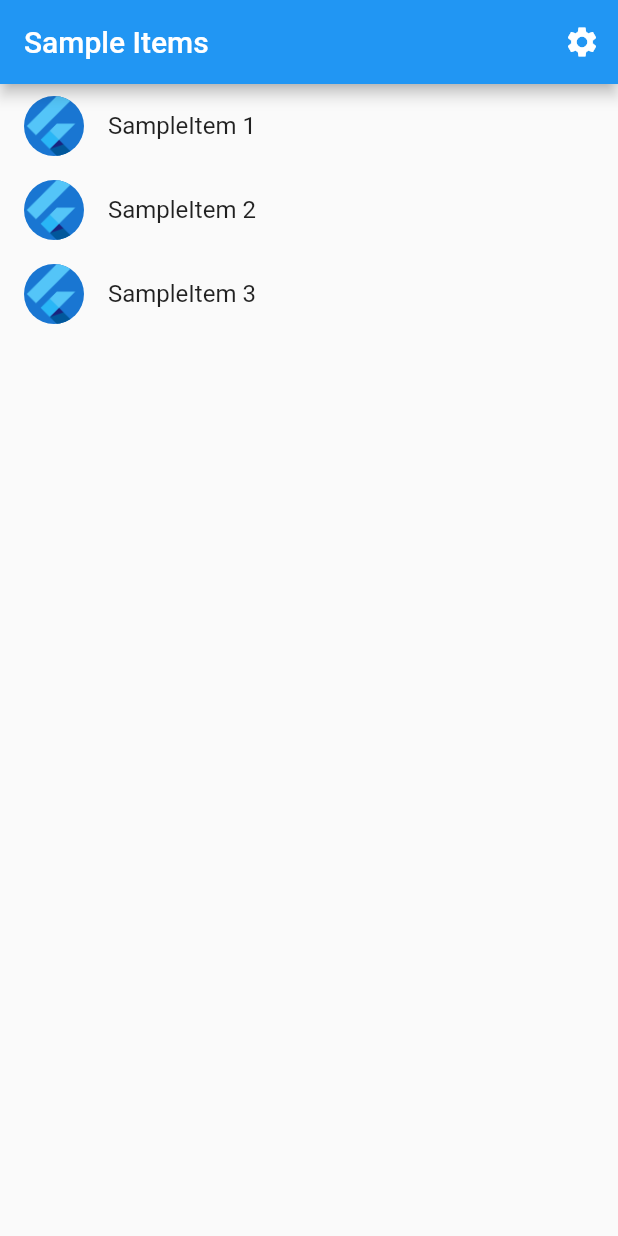
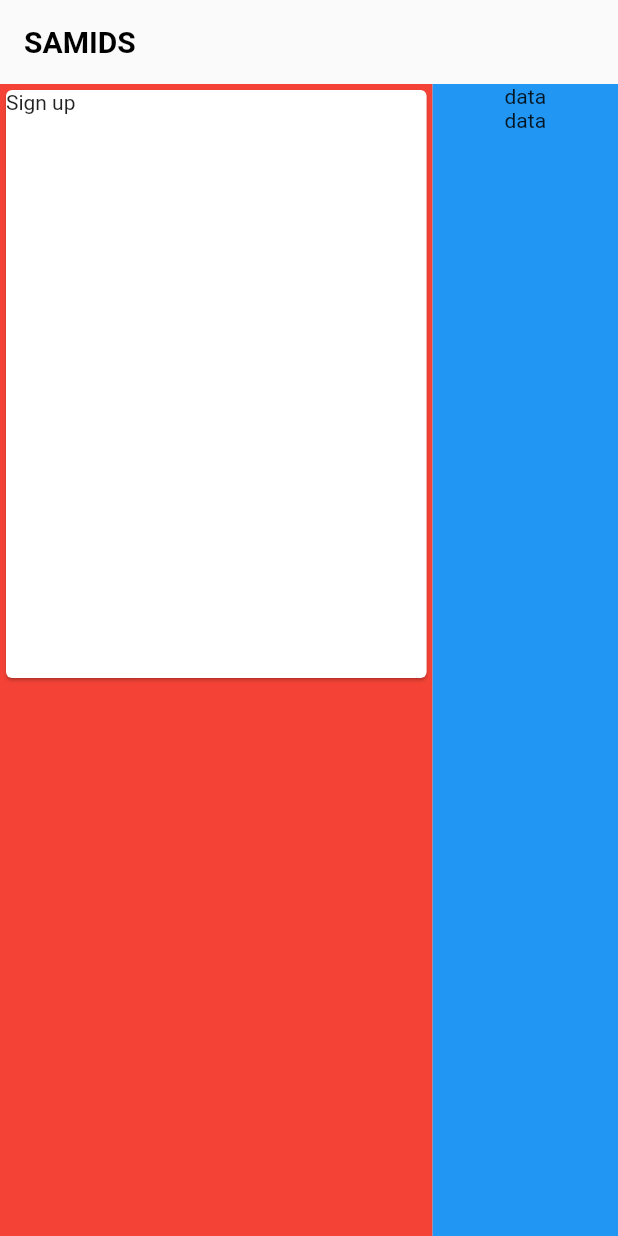
Before and after one commit to Adotac/SAMIDS-Project, a Flutter app: the screen it shows after launch, on a phone screen of 412 x 824 dp. Run offline on Flutter 3.47's test engine with Material 2 defaults, Android fonts, the light colour scheme and no system bars; generated files the repository leaves out were written again.

Commit message:
web experiment

```diff
--- a/_flutter src-code/lib/src/app.dart
+++ b/_flutter src-code/lib/src/app.dart
@@ -57,7 +57,7 @@ class MyApp extends StatelessWidget {
           // preferred ThemeMode (light, dark, or system default) from the
           // SettingsController to display the correct theme.
           theme: ThemeData(),
-          darkTheme: ThemeData.dark(),
+          darkTheme: ThemeData(),
           themeMode: settingsController.themeMode,
 
           // Define a function to handle named routes in order to support
--- a/_flutter src-code/lib/src/sample_feature/sample_item_list_view.dart
+++ b/_flutter src-code/lib/src/sample_feature/sample_item_list_view.dart
@@ -19,53 +19,45 @@ class SampleItemListView extends StatelessWidget {
   Widget build(BuildContext context) {
     return Scaffold(
       appBar: AppBar(
-        title: const Text('Sample Items'),
-        actions: [
-          IconButton(
-            icon: const Icon(Icons.settings),
-            onPressed: () {
-              // Navigate to the settings page. If the user leaves and returns
-              // to the app after it has been killed while running in the
-              // background, the navigation stack is restored.
-              Navigator.restorablePushNamed(context, SettingsView.routeName);
-            },
+        backgroundColor: Colors.transparent,
+        surfaceTintColor: Colors.black,
+        elevation: 0,
+        title: const Text(
+          'SAMIDS',
+          style: TextStyle(fontWeight: FontWeight.bold, color: Colors.black),
+        ),
+        actions: const [],
+      ),
+      body: Row(children: [
+        SizedBox(
+          width: MediaQuery.of(context).size.width * 0.70,
+          child: Container(
+            color: Colors.red,
+            child: Column(
+              children: [
+                SizedBox(
+                  height: 400,
+                  width: 450,
+                  child: Card(
+                    child: Text("Sign up"),
+                  ),
+                ),
+              ],
+            ),
           ),
-        ],
-      ),
-
-      // To work with lists that may contain a large number of items, it’s best
-      // to use the ListView.builder constructor.
-      //
-      // In contrast to the default ListView constructor, which requires
-      // building all Widgets up front, the ListView.builder constructor lazily
-      // builds Widgets as they’re scrolled into view.
-      body: ListView.builder(
-        // Providing a restorationId allows the ListView to restore the
-        // scroll position when a user leaves and returns to the app after it
-        // has been killed while running in the background.
-        restorationId: 'sampleItemListView',
-        itemCount: items.length,
-        itemBuilder: (BuildContext context, int index) {
-          final item = items[index];
-
-          return ListTile(
-            title: Text('SampleItem ${item.id}'),
-            leading: const CircleAvatar(
-              // Display the Flutter Logo image asset.
-              foregroundImage: AssetImage('assets/images/flutter_logo.png'),
+        ),
+        Expanded(
+          child: Container(
+            color: Colors.blue,
+            child: Column(
+              children: [
+                Text("data"),
+                Text("data"),
+              ],
             ),
-            onTap: () {
-              // Navigate to the details page. If the user leaves and returns to
-              // the app after it has been killed while running in the
-              // background, the navigation stack is restored.
-              Navigator.restorablePushNamed(
-                context,
-                SampleItemDetailsView.routeName,
-              );
-            }
-          );
-        },
-      ),
+          ),
+        )
+      ]),
     );
   }
 }
```
